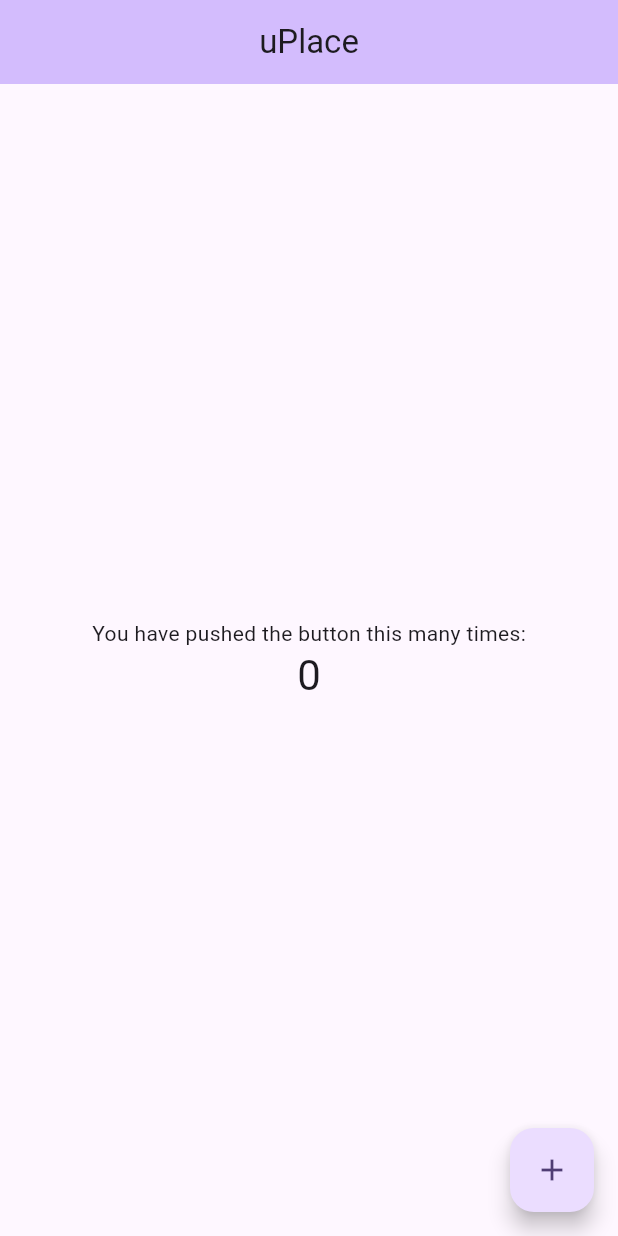
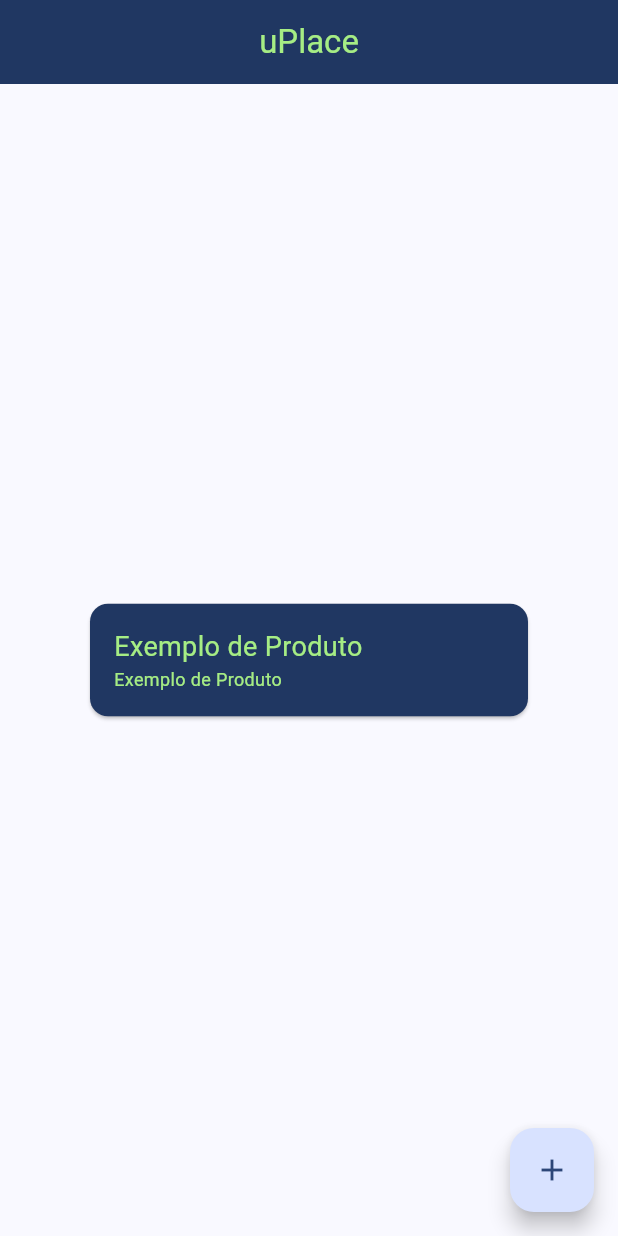
Before and after one commit to wnetohr/uplace, a Flutter app: the screen it shows after launch, on a phone screen of 412 x 824 dp. Run offline on Flutter 3.47's test engine with Material 3 defaults, Android fonts, the phone set to English and light mode, and no system bars; Roboto replaces fonts that are missing (clarissans).

```diff
--- /dev/null
+++ b/lib/frontend/card.dart
@@ -0,0 +1,5 @@
+import 'package:flutter/material.dart';
+
+class widget {
+
+}
--- a/lib/main.dart
+++ b/lib/main.dart
@@ -1,4 +1,5 @@
 import 'package:flutter/material.dart';
+import 'package:uplace/frontend/colors.dart';
 
 void main() {
   runApp(const MyApp());
@@ -14,7 +15,7 @@ class MyApp extends StatelessWidget {
       title: 'uPlace',
       theme: ThemeData(
         fontFamily: 'clarissans',
-        colorScheme: ColorScheme.fromSeed(seedColor: Colors.deepPurple),
+        colorScheme: ColorScheme.fromSeed(seedColor: AppColors.blueUplace),
         useMaterial3: true,
       ),
       home: const MyHomePage(title: 'uPlace'),
@@ -58,36 +59,42 @@ class _MyHomePageState extends State<MyHomePage> {
         // TRY THIS: Try changing the color here to a specific color (to
         // Colors.amber, perhaps?) and trigger a hot reload to see the AppBar
         // change color while the other colors stay the same.
-        backgroundColor: Theme.of(context).colorScheme.inversePrimary,
+        backgroundColor: AppColors.blueUplace,
         // Here we take the value from the MyHomePage object that was created by
         // the App.build method, and use it to set our appbar title.
-        title: Center(child: Text(widget.title)),
+        title: Center(
+            child: Text(
+          widget.title,
+          style: TextStyle(color: AppColors.greenUplace),
+        )),
       ),
       body: Center(
-        // Center is a layout widget. It takes a single child and positions it
-        // in the middle of the parent.
         child: Column(
-          // Column is also a layout widget. It takes a list of children and
-          // arranges them vertically. By default, it sizes itself to fit its
-          // children horizontally, and tries to be as tall as its parent.
-          //
-          // Column has various properties to control how it sizes itself and
-          // how it positions its children. Here we use mainAxisAlignment to
-          // center the children vertically; the main axis here is the vertical
-          // axis because Columns are vertical (the cross axis would be
-          // horizontal).
-          //
-          // TRY THIS: Invoke "debug painting" (choose the "Toggle Debug Paint"
-          // action in the IDE, or press "p" in the console), to see the
-          // wireframe for each widget.
           mainAxisAlignment: MainAxisAlignment.center,
-          children: <Widget>[
-            const Text(
-              'You have pushed the button this many times:',
-            ),
-            Text(
-              '$_counter',
-              style: Theme.of(context).textTheme.headlineMedium,
+          children: [
+            Container(
+              width: 300,
+              child: const Card(
+                color: AppColors.blueUplace,
+                child: Padding(
+                  padding: const EdgeInsets.all(16.0),
+                  child: Column(
+                    crossAxisAlignment: CrossAxisAlignment.start,
+                    children: [
+                      Text(
+                    'Exemplo de Produto',
+                    style:
+                        TextStyle(fontSize: 18.0, color: AppColors.greenUplace),
+                  ),
+                  Text(
+                    'Exemplo de Produto',
+                    style:
+                        TextStyle(fontSize: 12.0, color: AppColors.greenUplace),
+                  ),
+                    ],
+                  )
+                ),
+              ),
             ),
           ],
         ),
```
Also changed, not shown: lib/frontend/colors.dart (renamed from frontend/colors.dart).
